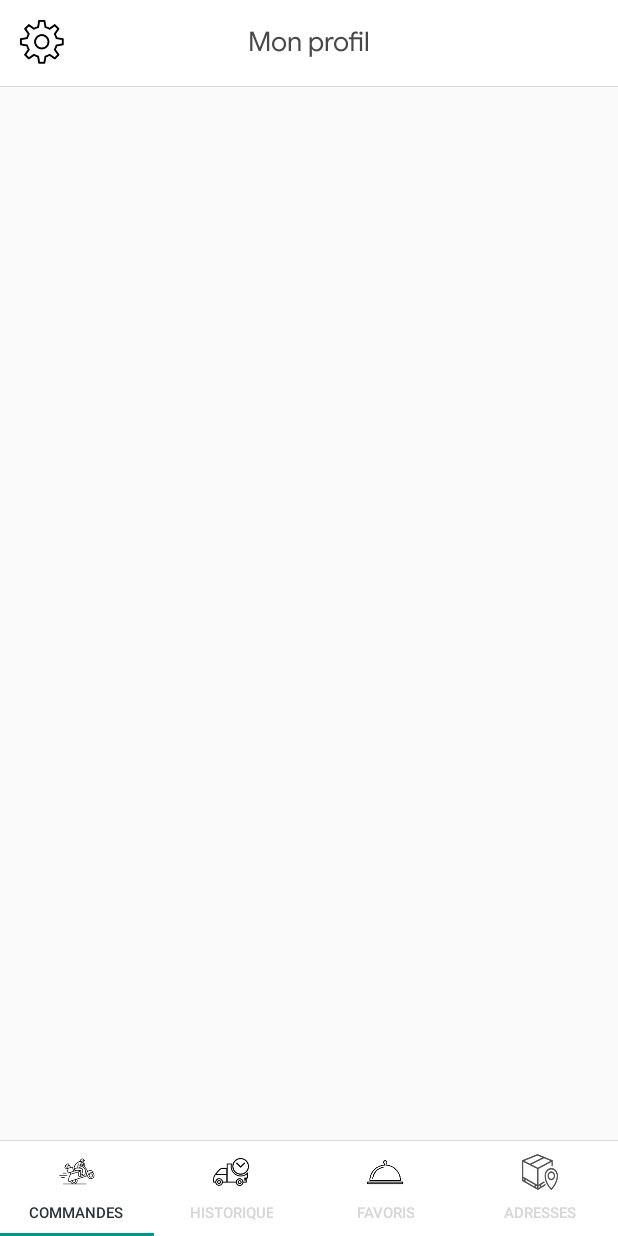
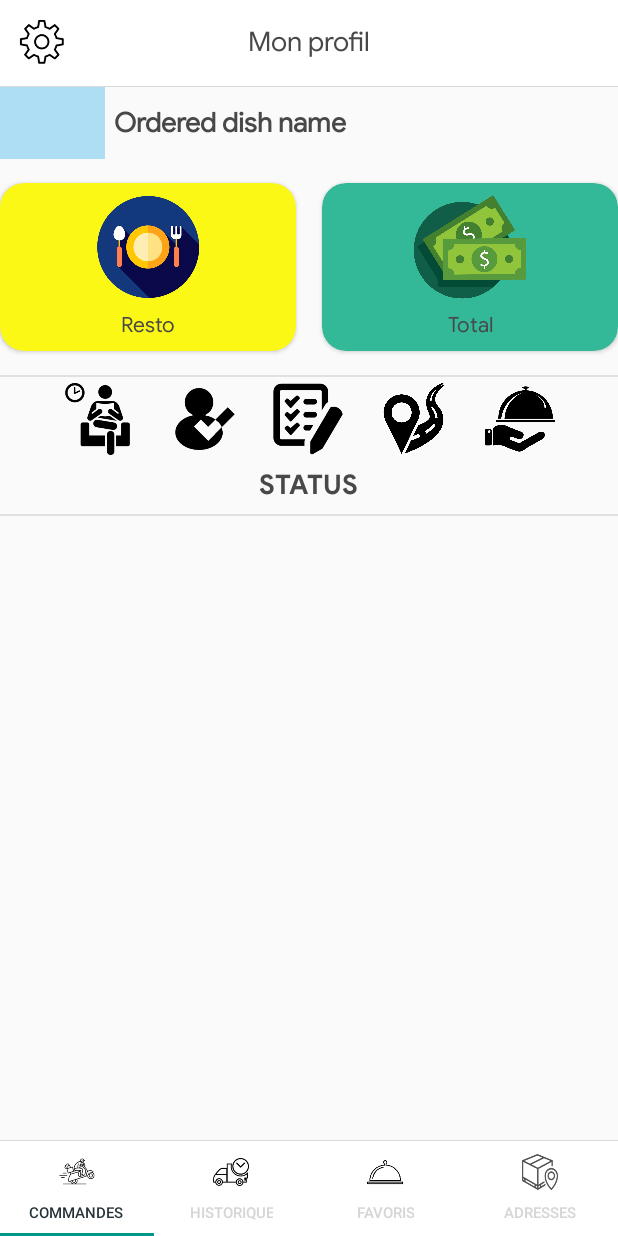
Before and after one commit to AcidLab/monresto_android_v2, an Android app: the ProfileActivity screen opened directly, with no data from a screen before it, on a phone screen of 412 x 824 dp. Run offline under Robolectric (Android 15) with nearby library versions, the phone set to English and light mode, and no system bars; our stand-ins replace ButterKnife; network calls fail.

Commit message:
minor changes

```diff
--- a/app/src/main/java/com/monresto/acidlabs/monresto/MainActivity.java
+++ b/app/src/main/java/com/monresto/acidlabs/monresto/MainActivity.java
@@ -27,6 +27,7 @@ import com.facebook.login.widget.LoginButton;
 import com.google.android.gms.location.FusedLocationProviderClient;
 import com.google.android.gms.maps.model.LatLng;
 import com.mancj.materialsearchbar.MaterialSearchBar;
+import com.monresto.acidlabs.monresto.Model.Address;
 import com.monresto.acidlabs.monresto.Model.Dish;
 import com.monresto.acidlabs.monresto.Model.Menu;
 import com.monresto.acidlabs.monresto.Model.Monresto;
@@ -191,8 +192,9 @@ public class MainActivity extends AppCompatActivity implements RestaurantAsyncRe
     }
 
     @Override
-    public void oncheckLoginDispoReceived(boolean isDispo) {
-
+    public void onAddressListReceived(ArrayList<Address> addresses){
+        if(User.getInstance()!=null)
+            User.getInstance().setAddresses(addresses);
     }
 
     //Location permission
--- a/app/src/main/java/com/monresto/acidlabs/monresto/UI/Profile/FragmentOrdersItem.java
+++ b/app/src/main/java/com/monresto/acidlabs/monresto/UI/Profile/FragmentOrdersItem.java
@@ -1,5 +1,6 @@
 package com.monresto.acidlabs.monresto.UI.Profile;
 
+import android.content.Intent;
 import android.os.Bundle;
 import android.support.annotation.NonNull;
 import android.support.annotation.Nullable;
@@ -18,7 +19,6 @@ public class FragmentOrdersItem extends Fragment {
     public View onCreateView(@NonNull LayoutInflater inflater, @Nullable ViewGroup container, @Nullable Bundle savedInstanceState) {
         ViewGroup root;
         root = (ViewGroup) inflater.inflate(R.layout.fragment_profile_orders_item, container, false);
-        ButterKnife.bind(this, root);
 
         return root;
     }
--- a/app/src/main/java/com/monresto/acidlabs/monresto/UI/Profile/ProfileActivity.java
+++ b/app/src/main/java/com/monresto/acidlabs/monresto/UI/Profile/ProfileActivity.java
@@ -3,6 +3,8 @@ package com.monresto.acidlabs.monresto.UI.Profile;
 import android.content.Intent;
 import android.os.Bundle;
 import android.support.design.widget.TabLayout;
+import android.support.v4.app.FragmentManager;
+import android.support.v4.app.FragmentTransaction;
 import android.support.v4.view.ViewPager;
 import android.support.v7.app.AppCompatActivity;
 import android.widget.ImageView;
@@ -32,7 +34,7 @@ public class ProfileActivity extends AppCompatActivity {
 
         adapter = new ViewPagerAdapter(getSupportFragmentManager());
 
-        adapter.AddFragment(new FragmentOrders(), "Commandes");
+        adapter.AddFragment(new FragmentOrdersItem(), "Commandes");
         adapter.AddFragment(new FragmentHistory(), "Historique");
         adapter.AddFragment(new FragmentFavorites(), "Favoris");
         adapter.AddFragment(new FragmentAddress(), "Adresses");
@@ -51,5 +53,31 @@ public class ProfileActivity extends AppCompatActivity {
             startActivity(intent);
         });
 
+        viewPagerProfile.addOnPageChangeListener(new ViewPager.OnPageChangeListener() {
+            @Override
+            public void onPageScrolled(int i, float v, int i1) {
+
+            }
+
+            @Override
+            public void onPageSelected(int i) {
+                switch (i){
+                    case 0:
+                        /*FragmentManager fragmentManager = getSupportFragmentManager();
+                        FragmentTransaction fragmentTransaction = fragmentManager.beginTransaction();
+
+                        fragmentTransaction.add(R.id.layoutOrdersContainer, new FragmentOrdersItem());
+                        fragmentTransaction.add(R.id.layoutOrdersContainer, new FragmentOrdersItem());
+                        fragmentTransaction.add(R.id.layoutOrdersContainer, new FragmentOrdersItem());
+
+                        fragmentTransaction.commit();*/
+                }
+            }
+
+            @Override
+            public void onPageScrollStateChanged(int i) {
+
+            }
+        });
     }
 }
--- a/app/src/main/res/layout/fragment_profile_orders_item.xml
+++ b/app/src/main/res/layout/fragment_profile_orders_item.xml
@@ -2,6 +2,7 @@
 <android.support.constraint.ConstraintLayout xmlns:android="http://schemas.android.com/apk/res/android"
     xmlns:app="http://schemas.android.com/apk/res-auto"
     xmlns:tools="http://schemas.android.com/tools"
+    android:id="@+id/constraintLayoutOrder"
     android:layout_width="match_parent"
     android:layout_height="wrap_content">
 
@@ -9,6 +10,7 @@
         android:id="@+id/linearLayout9"
         android:layout_width="match_parent"
         android:layout_height="wrap_content"
+        android:gravity="center_vertical"
         android:orientation="horizontal"
         app:layout_constraintEnd_toEndOf="parent"
         app:layout_constraintStart_toStartOf="parent"
@@ -26,8 +28,8 @@
             android:layout_width="wrap_content"
             android:layout_height="wrap_content"
             android:layout_marginStart="6dp"
-            android:layout_marginTop="16dp"
             android:layout_weight="8"
+            android:fontFamily="@font/googlesans_regular"
             android:text="Ordered dish name"
             android:textSize="18sp"
             android:textStyle="bold" />
@@ -80,6 +82,7 @@
                     android:layout_marginBottom="8dp"
                     android:layout_marginEnd="8dp"
                     android:layout_marginStart="8dp"
+                    android:fontFamily="@font/googlesans_regular"
                     android:text="Resto"
                     app:layout_constraintBottom_toBottomOf="parent"
                     app:layout_constraintEnd_toEndOf="parent"
@@ -87,7 +90,7 @@
             </android.support.constraint.ConstraintLayout>
         </android.support.v7.widget.CardView>
 
-        <view
+        <View
             android:id="@+id/separator"
             android:layout_width="1dp"
             android:layout_height="match_parent"
@@ -133,6 +136,7 @@
                     android:layout_marginBottom="8dp"
                     android:layout_marginEnd="8dp"
                     android:layout_marginStart="8dp"
+                    android:fontFamily="@font/googlesans_regular"
                     android:text="Total"
                     app:layout_constraintBottom_toBottomOf="parent"
                     app:layout_constraintEnd_toEndOf="parent"
@@ -142,11 +146,13 @@
 
     </android.support.constraint.ConstraintLayout>
 
-    <view
+    <View
         android:id="@+id/separatorH"
         android:layout_width="match_parent"
         android:layout_height="1dp"
         android:layout_marginTop="8dp"
+        android:visibility="visible"
+        android:background="#e1e1e1"
         app:layout_constraintEnd_toEndOf="parent"
         app:layout_constraintStart_toStartOf="parent"
         app:layout_constraintTop_toBottomOf="@id/layoutCards" />
@@ -154,7 +160,7 @@
     <LinearLayout
         android:id="@+id/layoutPending"
         android:layout_width="match_parent"
-        android:layout_height="match_parent"
+        android:layout_height="wrap_content"
         android:layout_marginEnd="24dp"
         android:layout_marginStart="24dp"
         android:layout_marginTop="4dp"
@@ -206,25 +212,28 @@
         android:id="@+id/textOrderStatus"
         android:layout_width="wrap_content"
         android:layout_height="wrap_content"
-        android:layout_marginBottom="8dp"
         android:layout_marginEnd="8dp"
         android:layout_marginStart="8dp"
         android:layout_marginTop="8dp"
+        android:fontFamily="@font/googlesans_bold"
         android:text="Status"
+        android:textAllCaps="true"
         android:textSize="18sp"
         android:textStyle="bold"
-        app:layout_constraintBottom_toBottomOf="parent"
         app:layout_constraintEnd_toEndOf="parent"
         app:layout_constraintStart_toStartOf="parent"
         app:layout_constraintTop_toBottomOf="@id/layoutPending" />
 
-    <view
+    <View
         android:id="@+id/separatorH2"
         android:layout_width="match_parent"
         android:layout_height="1dp"
+        android:layout_marginTop="8dp"
+        android:visibility="visible"
+        android:background="#e1e1e1"
         app:layout_constraintEnd_toEndOf="parent"
         app:layout_constraintStart_toStartOf="parent"
-        app:layout_constraintBottom_toBottomOf="parent" />
+        app:layout_constraintTop_toBottomOf="@id/textOrderStatus" />
 
 
 </android.support.constraint.ConstraintLayout>
```
